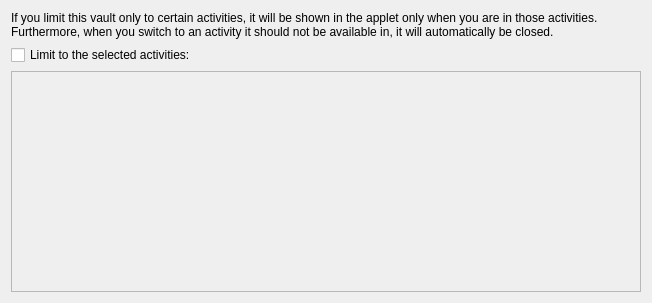
Qt form kded/ui/activitieslinkingwidget.ui (KDE/plasma-vault) before a commit.
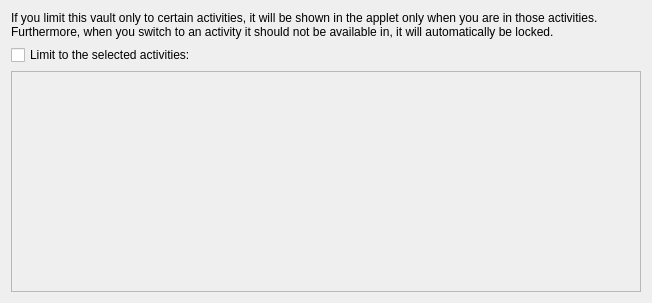
The same form after that commit.

```diff
--- a/kded/ui/activitieslinkingwidget.ui
+++ b/kded/ui/activitieslinkingwidget.ui
@@ -19,7 +19,7 @@
    <item>
     <widget class="QLabel" name="label">
      <property name="text">
-      <string>If you limit this vault only to certain activities, it will be shown in the applet only when you are in those activities. Furthermore, when you switch to an activity it should not be available in, it will automatically be closed.</string>
+      <string>If you limit this vault only to certain activities, it will be shown in the applet only when you are in those activities. Furthermore, when you switch to an activity it should not be available in, it will automatically be locked.</string>
      </property>
      <property name="wordWrap">
       <bool>true</bool>
```
